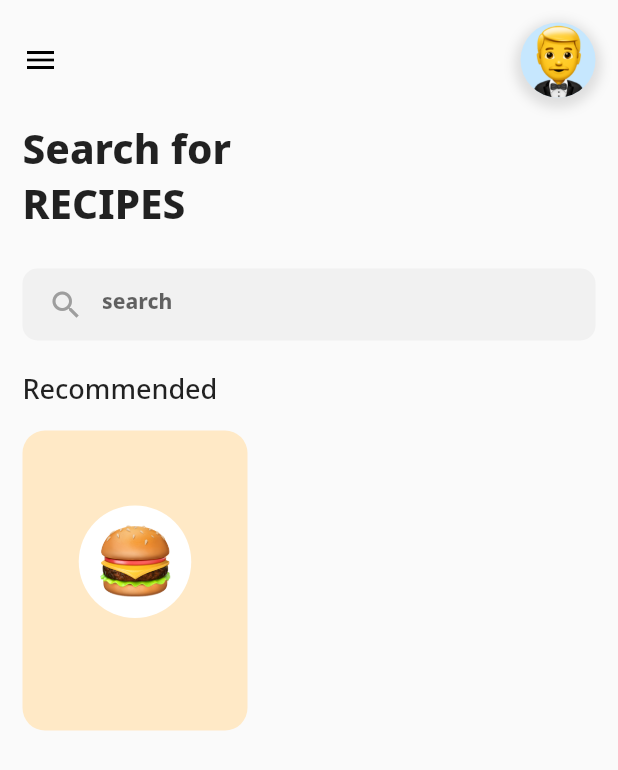
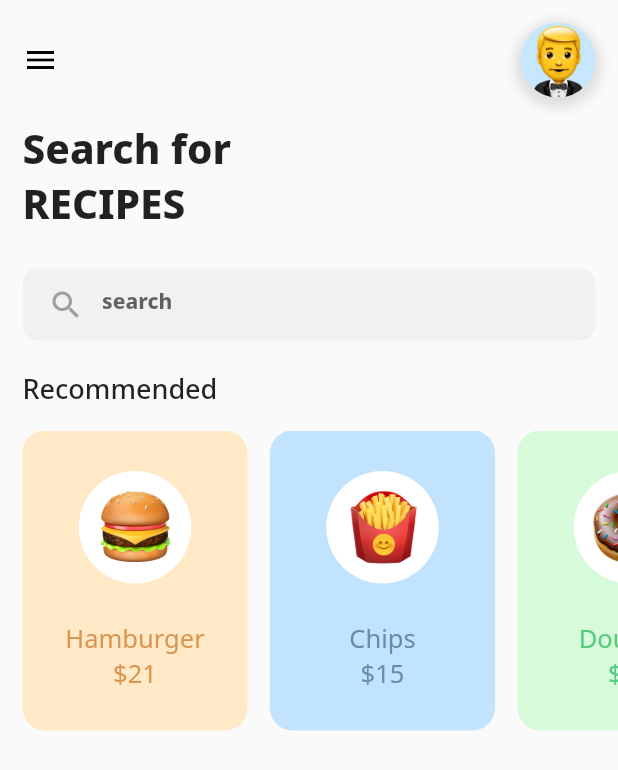
Before and after one commit to ParsaSinichi/Flutter_tasks, a Flutter app: the screen it shows after launch, on a phone screen of 412 x 824 dp. Shown: the top 770 px of the screen. Run offline on Flutter 3.47's test engine with Material 2 defaults, Android fonts, the light colour scheme and no system bars; our stand-ins replace google_fonts, math_expressions; missing offline and left inert: dart:html, dart:js.

Commit message:
Added scrollable foodbar

```diff
--- a/food_ui/lib/dashbordPage.dart
+++ b/food_ui/lib/dashbordPage.dart
@@ -1,3 +1,5 @@
+import 'dart:html';
+
 import 'package:flutter/src/widgets/framework.dart';
 import 'package:flutter/src/widgets/placeholder.dart';
 import 'package:flutter/material.dart';
@@ -12,7 +14,7 @@ class DashboardPage extends StatefulWidget {
 
 class _DashboardPageState extends State<DashboardPage> {
   @override
-  _ListItem(String foodName,String imgPath,String price,Color bgColor,Color color){
+  ListItem(String foodName,String imgPath,String price,Color bgColor,Color textColor){
     return Padding(
       padding:  EdgeInsets.only(left: 15),
       child: InkWell(
@@ -44,7 +46,21 @@ class _DashboardPageState extends State<DashboardPage> {
                     ),
                   )
                    ),
-                   SizedBox(height: 25)
+                   SizedBox(height: 25),
+                   Text(
+                    foodName,
+                    style: GoogleFonts.notoSans(
+                          fontSize: 17,
+                          color: textColor,
+                          ),
+                   ),
+                   Text(
+                    '\$'+price,
+                    style: GoogleFonts.notoSans(
+                          fontSize: 17,
+                          color: textColor,
+                          ),
+                   ),
               ],
 
           ),
@@ -147,7 +163,9 @@ class _DashboardPageState extends State<DashboardPage> {
                   child: ListView(
                       scrollDirection: Axis.horizontal,
                       children: [
-                          _ListItem('Hamburger','assets/burger.png','21', Color(0xFFFFE9C6), Color(0xFFDA9551))
+                          ListItem('Hamburger','assets/burger.png','21', Color(0xFFFFE9C6), Color(0xFFDA9551)),
+                          ListItem('Chips','assets/fries.png','15',   Color(0xFFC2E3FE), Color(0xFF6A8CAA)),
+                          ListItem('Dounuts','assets/doughnut.png','15',   Color(0xFFD7FADA), Color(0xFF56CC7E)),
 
                       ],
 
```
